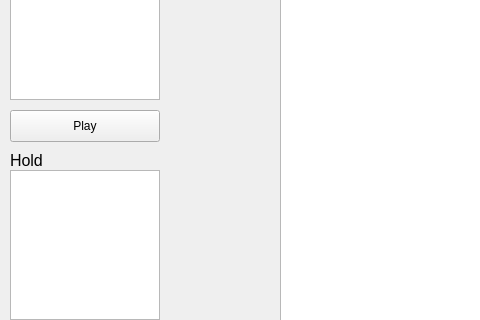
Qt form tetris.ui (trygvevang/MiniGames) before a commit; both pictures show x 0 to 480 and y 200 to 520 of the 600 by 650 pixel window.
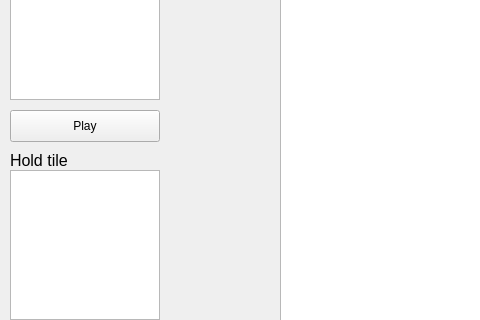
The same form after that commit.

Commit message: Name change for header to hold tile

The edit to the form file:
```diff
--- a/tetris.ui
+++ b/tetris.ui
@@ -270,7 +270,7 @@
     </font>
    </property>
    <property name="text">
-    <string>Hold</string>
+    <string>Hold tile</string>
    </property>
   </widget>
   <widget class="QLabel" name="label_3">
```
